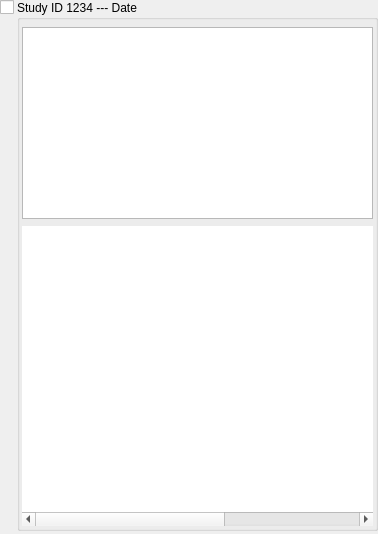
Before: the Qt Designer form Libs/DICOM/Widgets/Resources/UI/ctkDICOMStudyItemWidget.ui in commontk/CTK, drawn with Qt 5.
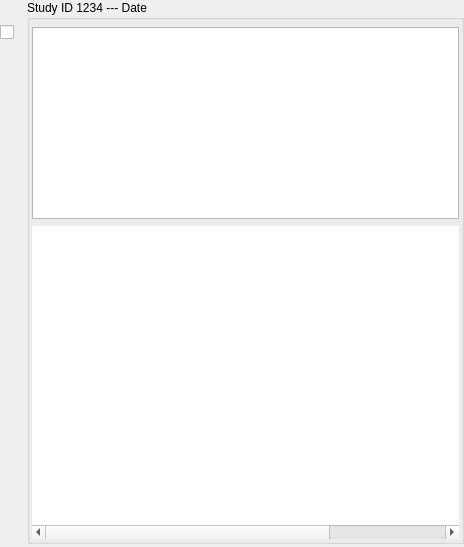
After: the same form once the commit is applied. Icons and pictures are not drawn. Custom widgets are drawn as their Qt base class.

Commit message: ENH: Add operation status icon for studies widgets

```diff
--- a/Libs/DICOM/Widgets/Resources/UI/ctkDICOMStudyItemWidget.ui
+++ b/Libs/DICOM/Widgets/Resources/UI/ctkDICOMStudyItemWidget.ui
@@ -6,8 +6,8 @@
    <rect>
     <x>0</x>
     <y>0</y>
-    <width>378</width>
-    <height>534</height>
+    <width>464</width>
+    <height>547</height>
    </rect>
   </property>
   <property name="windowTitle">
@@ -29,7 +29,41 @@
    <property name="bottomMargin">
     <number>0</number>
    </property>
-   <item alignment="Qt::AlignTop">
+   <item>
+    <layout class="QVBoxLayout" name="verticalLayout_3">
+     <item>
+      <widget class="ctkPushButton" name="OperationStatusPushButton">
+       <property name="sizePolicy">
+        <sizepolicy hsizetype="Fixed" vsizetype="Fixed">
+         <horstretch>0</horstretch>
+         <verstretch>0</verstretch>
+        </sizepolicy>
+       </property>
+       <property name="maximumSize">
+        <size>
+         <width>24</width>
+         <height>24</height>
+        </size>
+       </property>
+       <property name="icon">
+        <iconset resource="ctkDICOMWidget.qrc">
+         <normaloff>:/Icons/pending.svg</normaloff>:/Icons/pending.svg</iconset>
+       </property>
+       <property name="iconSize">
+        <size>
+         <width>24</width>
+         <height>24</height>
+        </size>
+       </property>
+       <property name="flat">
+        <bool>true</bool>
+       </property>
+       <property name="iconAlignment">
+        <set>Qt::AlignCenter</set>
+       </property>
+      </widget>
+     </item>
+     <item>
     <widget class="ctkCheckBox" name="StudySelectionCheckBox">
      <property name="sizePolicy">
       <sizepolicy hsizetype="Fixed" vsizetype="Fixed">
@@ -37,18 +71,17 @@
        <verstretch>0</verstretch>
       </sizepolicy>
      </property>
-     <property name="minimumSize">
-      <size>
-       <width>0</width>
-       <height>0</height>
-      </size>
-     </property>
      <property name="iconSize">
       <size>
-       <width>20</width>
-       <height>20</height>
-      </size>
-     </property>
+         <width>24</width>
+         <height>24</height>
+        </size>
+       </property>
+       <property name="indicatorIcon">
+        <iconset resource="ctkDICOMWidget.qrc">
+         <normaloff>:/Icons/select_all.svg</normaloff>
+         <normalon>:/Icons/select_none.svg</normalon>:/Icons/select_all.svg</iconset>
+       </property>
      <property name="indicatorIconSize">
       <size>
        <width>0</width>
@@ -56,6 +89,21 @@
       </size>
      </property>
     </widget>
+     </item>
+     <item>
+      <spacer name="verticalSpacer_2">
+       <property name="orientation">
+        <enum>Qt::Vertical</enum>
+       </property>
+       <property name="sizeHint" stdset="0">
+        <size>
+         <width>20</width>
+         <height>40</height>
+        </size>
+       </property>
+      </spacer>
+     </item>
+    </layout>
    </item>
    <item>
     <layout class="QVBoxLayout" name="verticalLayout">
@@ -123,8 +171,8 @@
            <string>&lt;!DOCTYPE HTML PUBLIC &quot;-//W3C//DTD HTML 4.0//EN&quot; &quot;http://www.w3.org/TR/REC-html40/strict.dtd&quot;&gt;
 &lt;html&gt;&lt;head&gt;&lt;meta name=&quot;qrichtext&quot; content=&quot;1&quot; /&gt;&lt;style type=&quot;text/css&quot;&gt;
 p, li { white-space: pre-wrap; }
-&lt;/style&gt;&lt;/head&gt;&lt;body style=&quot; font-family:'Ubuntu'; font-size:11pt; font-weight:400; font-style:normal;&quot;&gt;
-&lt;p style=&quot;-qt-paragraph-type:empty; margin-top:0px; margin-bottom:0px; margin-left:0px; margin-right:0px; -qt-block-indent:0; text-indent:0px; font-size:12pt;&quot;&gt;&lt;br /&gt;&lt;/p&gt;&lt;/body&gt;&lt;/html&gt;</string>
+&lt;/style&gt;&lt;/head&gt;&lt;body style=&quot; font-family:'Ubuntu Sans'; font-size:11pt; font-weight:400; font-style:normal;&quot;&gt;
+&lt;p style=&quot;-qt-paragraph-type:empty; margin-top:0px; margin-bottom:0px; margin-left:0px; margin-right:0px; -qt-block-indent:0; text-indent:0px; font-family:'Ubuntu'; font-size:12pt;&quot;&gt;&lt;br /&gt;&lt;/p&gt;&lt;/body&gt;&lt;/html&gt;</string>
           </property>
          </widget>
         </item>
@@ -210,6 +258,11 @@
    <extends>QTextBrowser</extends>
    <header>ctkFittedTextBrowser.h</header>
   </customwidget>
+  <customwidget>
+   <class>ctkPushButton</class>
+   <extends>QPushButton</extends>
+   <header>ctkPushButton.h</header>
+  </customwidget>
  </customwidgets>
  <resources>
   <include location="ctkDICOMWidget.qrc"/>
```
Left out of the diff: 4 changed lines with no effect on the pictures. Lines whose indentation alone changed are shown as unchanged. The commit also changes 8 other files.
